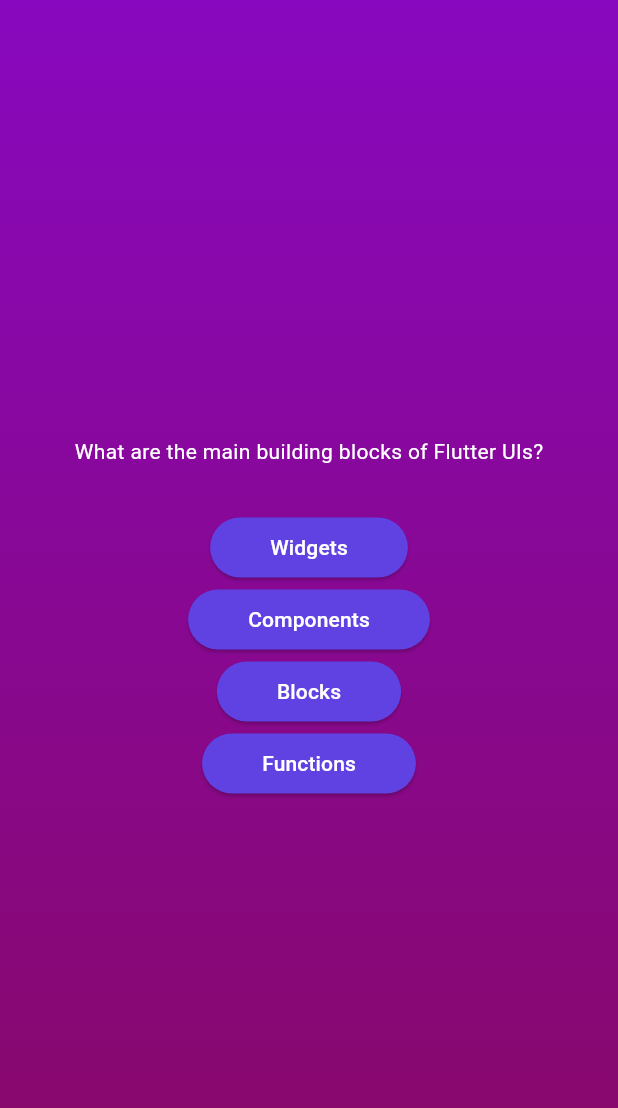
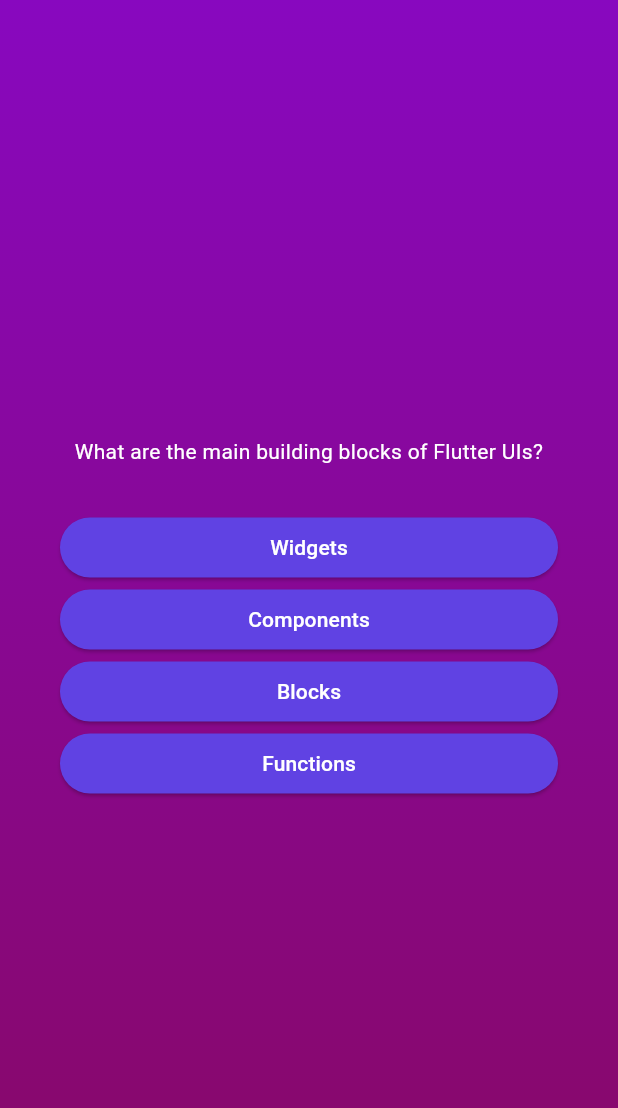
Before and after one commit to dodiforth/flutter_quiz_app, a Flutter app: the screen it shows after launch, after a tap on "Start Quiz!", on a phone screen of 412 x 824 dp. Shown: the top 1108 px of the screen. Run offline on Flutter 3.47's test engine with Material 3 defaults, Android fonts, the phone set to English and light mode, and no system bars.

Commit message:
Style: Answer buttons take up all the available space, centering the texts

```diff
--- a/lib/questions_screen.dart
+++ b/lib/questions_screen.dart
@@ -16,11 +16,14 @@ class _QuestionsScreenState extends State<QuestionsScreen> {
 
     return SizedBox(
       width: double.infinity,
+      child: Container(
+        margin: const EdgeInsets.all(40),
         child: Column(
           mainAxisAlignment: MainAxisAlignment.center,
+          crossAxisAlignment: CrossAxisAlignment.stretch, // (Buttons )Stretch to full width of screen
           children: [
             Text(currentQuestion.question,
-              style: const TextStyle(color: Colors.white)),
+                style: const TextStyle(color: Colors.white),textAlign: TextAlign.center,),
             const SizedBox(height: 30),
             ...currentQuestion.answers.map((answer) {
               return AnswerButton(
@@ -31,6 +34,7 @@ class _QuestionsScreenState extends State<QuestionsScreen> {
             }),
           ],
         ),
+      ),
     );
   }
 }
```
Lines whose indentation alone changed are shown as unchanged.
